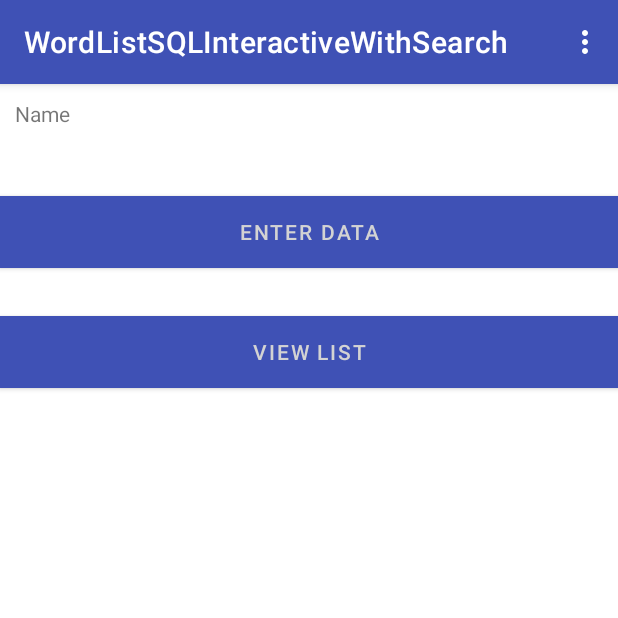
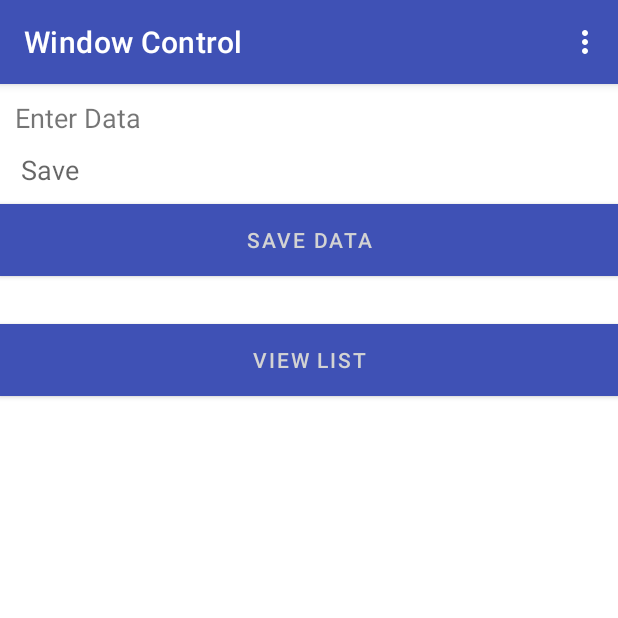
Before and after one commit to madasilva1/Searchable, an Android app: the screen it shows after launch (MainActivity), on a phone screen of 412 x 824 dp, the top half of it. Run offline under Robolectric (Android 15) with nearby library versions, the phone set to English and light mode, and no system bars.

Commit message:
Action bar representing acativity

```diff
--- a/app/src/main/res/layout/activity_main.xml
+++ b/app/src/main/res/layout/activity_main.xml
@@ -10,24 +10,26 @@
     <TextView
         android:layout_width="wrap_content"
         android:layout_height="wrap_content"
-        android:text="Name"
+        android:text="Enter Data"
+        android:textSize="18dp"
         android:id="@+id/textView"
         android:layout_marginLeft="10dp"
         android:layout_marginTop="10dp"
         />
 
     <EditText
+        android:id="@+id/editText_name"
         android:layout_width="match_parent"
         android:layout_height="wrap_content"
-        android:id="@+id/editText_name"
         android:layout_marginLeft="10dp"
+        android:hint="@string/button_save"
         android:ems="10"
-        />
+        android:singleLine="false" />
     <Button android:id="@+id/Add_Data"
         android:layout_width="match_parent"
         android:layout_height="wrap_content"
         android:background="@color/colorPrimary"
-        android:text="Enter Data"
+        android:text="Save Data"
         android:textColor="@color/buttonLabel"/>
     <LinearLayout
         android:layout_width="wrap_content"
--- a/app/src/main/res/values/strings.xml
+++ b/app/src/main/res/values/strings.xml
@@ -1,5 +1,6 @@
+
 <resources>
-    <string name="app_name">WordListSQLInteractiveWithSearch</string>
+    <string name="app_name">Window Control</string>
     <string name="hint_word">Word...</string>
     <string name="hint_definition">Definition...</string>
     <string name="button_save">Save</string>
@@ -7,7 +8,8 @@
     <string name="button_edit">Edit</string>
     <string name="button_delete">Delete</string>
     <string name="button_search">Search</string>
-    <string name="search_results">Search results.</string>
+    <string name="search_results">
+        Search results.</string>
     <string name="menu_search">Search...</string>
     <string name="empty_word_not_saved">Word not saved because it is empty.</string>
     <string name="no_result">No result.</string>
```
Also changed, not shown: app/src/main/AndroidManifest.xml (+4 -4 lines).
